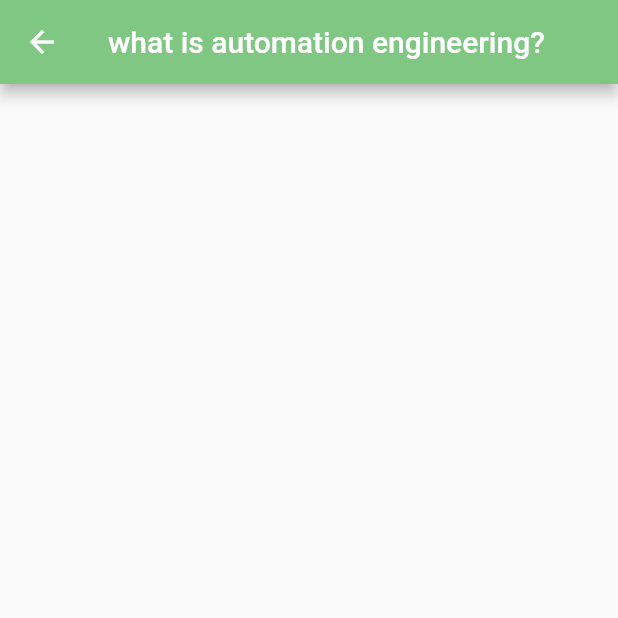
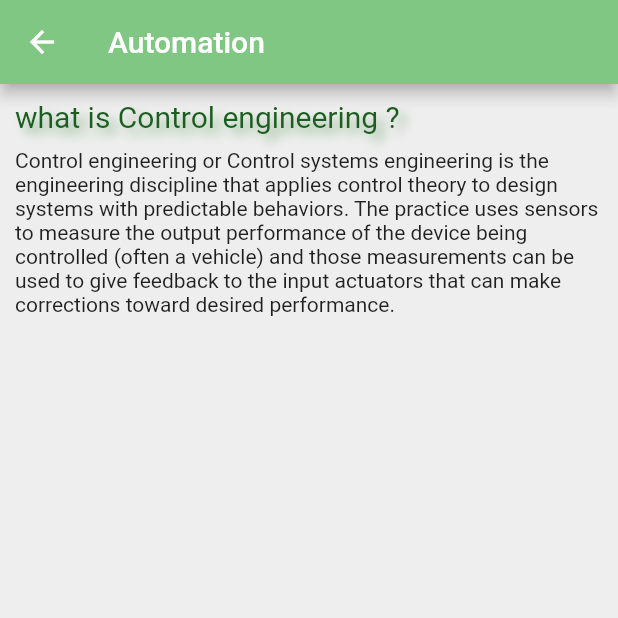
Before and after one commit to islemkehoul/IEEE-Branches, a Flutter app: the Control screen opened by its route, on a phone screen of 412 x 824 dp, the top half of it. Run offline on Flutter 3.47's test engine with Material 2 defaults, Android fonts, the phone set to English and light mode, and no system bars.

Commit message:
4th commit

```diff
--- a/lib/computerpage.dart
+++ b/lib/computerpage.dart
@@ -4,6 +4,10 @@ class Computer extends StatelessWidget {
   @override
   Widget build(BuildContext context) {
     return Scaffold(
+       appBar: AppBar(
+      title : Text('Computer'),
+      backgroundColor: Colors.green[300],
+      ),
 
     );
   }
--- a/lib/controlpage.dart
+++ b/lib/controlpage.dart
@@ -6,9 +6,40 @@ class Control extends StatelessWidget {
   Widget build(BuildContext context) {
     return Scaffold(
       appBar: AppBar(
-      title : Text('what is automation engineering?'),
+      title : Text('Automation'),
       backgroundColor: Colors.green[300],
       ),
-    );
+     body :
+      Container(
+        padding: EdgeInsets.all(10),
+        color: Colors.grey[200],
+        child: Column(
+          crossAxisAlignment: CrossAxisAlignment.stretch,
+          children: <Widget>[
+             Text(
+                   'what is Control engineering ?',
+                     style: TextStyle(
+                     fontSize: 20,
+                     color: Colors.green[900],
+                      shadows: <Shadow>[
+
+      Shadow(
+        offset: Offset(5, 5),
+        blurRadius: 8.0,
+        color: Color.fromARGB(125, 50, 125,50),
+      ),]
+                 ),
+            ),
+            SizedBox(height: 10),
+            Text('Control engineering or Control systems engineering is the '
+                ' engineering discipline that applies control theory to design systems with predictable behaviors. The practice uses sensors to measure the output performance of the device being controlled (often a vehicle) and those measurements can be used to give feedback to the input actuators that can make corrections toward desired performance.'),
+          ],
+        ),
+
+        ),
+      );
+
+
+
   }
 }
--- a/lib/powerpage.dart
+++ b/lib/powerpage.dart
@@ -4,6 +4,10 @@ class Power extends StatelessWidget {
   @override
   Widget build(BuildContext context) {
     return Scaffold(
+       appBar: AppBar(
+      title : Text('Power'),
+      backgroundColor: Colors.green[300],
+      ),
 
     );
   }
--- a/lib/telecompage.dart
+++ b/lib/telecompage.dart
@@ -6,6 +6,10 @@ class Telecom extends StatelessWidget {
   @override
   Widget build(BuildContext context) {
     return Scaffold(
+       appBar: AppBar(
+      title : Text('Telecommunication'),
+      backgroundColor: Colors.green[300],
+      ),
 
     );
   }
--- a/pubspec.yaml
+++ b/pubspec.yaml
@@ -23,6 +23,7 @@ dependencies:
   # The following adds the Cupertino Icons font to your application.
   # Use with the CupertinoIcons class for iOS style icons.
   cupertino_icons: ^0.1.2
+  share: ^0.6.3+6
 
 dev_dependencies:
   flutter_test:
```
Also changed, not shown: lib/design.dart (added, +81 -0 lines), lib/main.dart (+9 -3 lines), pubspec.lock.
